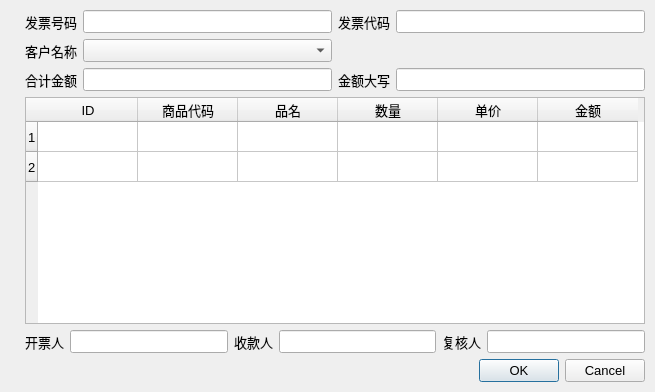
The window that src/invoice/gui/form_invoice.ui (lcw2004/fapiao) describes before a commit, drawn with Qt 5.
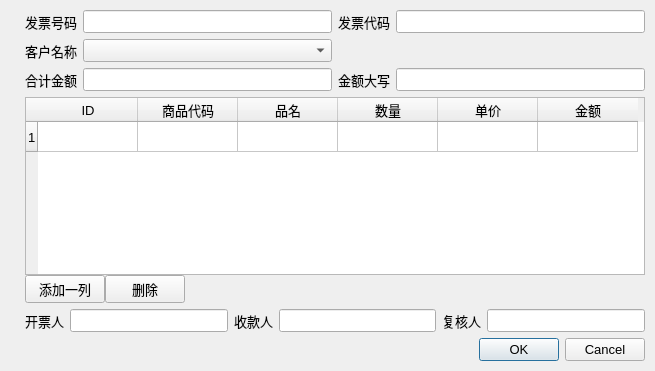
The same window after the commit. Icons and pictures are not drawn.

Commit message: 添加明细操作按钮

```diff
--- a/src/invoice/gui/form_invoice.ui
+++ b/src/invoice/gui/form_invoice.ui
@@ -7,7 +7,7 @@
     <x>0</x>
     <y>0</y>
     <width>655</width>
-    <height>392</height>
+    <height>371</height>
    </rect>
   </property>
   <property name="font">
@@ -105,12 +105,19 @@
       </layout>
      </item>
      <item>
+      <layout class="QVBoxLayout" name="verticalLayout_3">
+       <property name="spacing">
+        <number>0</number>
+       </property>
+       <property name="topMargin">
+        <number>0</number>
+       </property>
+       <item>
       <widget class="QTableWidget" name="invoice_detail_tableWidget">
        <property name="rowCount">
-        <number>2</number>
+          <number>1</number>
        </property>
        <row/>
-       <row/>
        <column>
         <property name="text">
          <string>ID</string>
@@ -144,6 +151,42 @@
       </widget>
      </item>
      <item>
+        <layout class="QHBoxLayout" name="horizontalLayout">
+         <property name="topMargin">
+          <number>0</number>
+         </property>
+         <item>
+          <widget class="QPushButton" name="add_invoice_detail_btn">
+           <property name="text">
+            <string>添加一列</string>
+           </property>
+          </widget>
+         </item>
+         <item>
+          <widget class="QPushButton" name="del_invoice_detail_btn">
+           <property name="text">
+            <string>删除</string>
+           </property>
+          </widget>
+         </item>
+         <item>
+          <spacer name="horizontalSpacer">
+           <property name="orientation">
+            <enum>Qt::Horizontal</enum>
+           </property>
+           <property name="sizeHint" stdset="0">
+            <size>
+             <width>40</width>
+             <height>20</height>
+            </size>
+           </property>
+          </spacer>
+         </item>
+        </layout>
+       </item>
+      </layout>
+     </item>
+     <item>
       <layout class="QGridLayout" name="gridLayout_2">
        <property name="margin">
         <number>0</number>
```
Left out of the diff: 9 changed lines with no effect on the pictures. Lines whose indentation alone changed are shown as unchanged. The commit also changes 2 other files.
